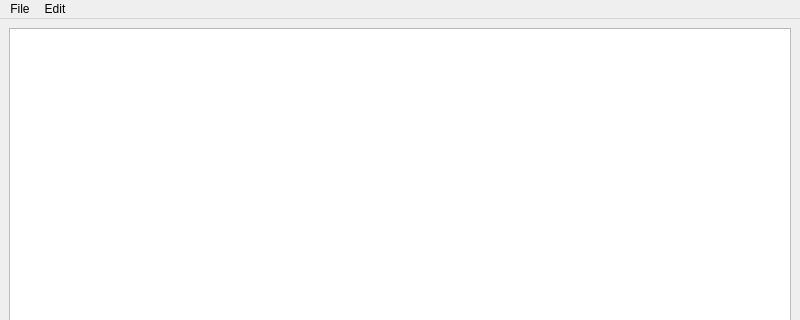
Above: notepad.ui from ataylor89/Notepad before the change; both pictures show x 0 to 800 and y 0 to 320 of the 800 by 600 pixel window. Below: the same form after it.
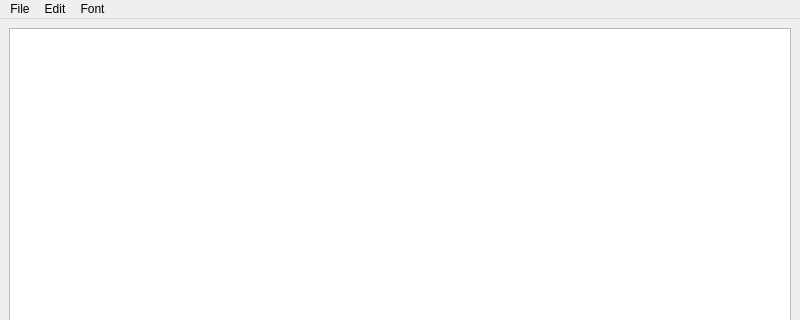
That is the form after the change.

Commit message: Adding fonts menu

Patch:
```diff
--- a/notepad.ui
+++ b/notepad.ui
@@ -26,7 +26,7 @@
      <x>0</x>
      <y>0</y>
      <width>800</width>
-     <height>22</height>
+     <height>24</height>
     </rect>
    </property>
    <widget class="QMenu" name="menuFile">
@@ -48,8 +48,15 @@
     <addaction name="actionUndo"/>
     <addaction name="actionRedo"/>
    </widget>
+   <widget class="QMenu" name="menuFont">
+    <property name="title">
+     <string>Font</string>
+    </property>
+    <addaction name="actionSelect_font"/>
+   </widget>
    <addaction name="menuFile"/>
    <addaction name="menuEdit"/>
+   <addaction name="menuFont"/>
   </widget>
   <widget class="QStatusBar" name="statusbar"/>
   <action name="actionNew">
```
Left out of the diff: 5 changed lines with no effect on the pictures. Lines whose indentation alone changed are shown as unchanged. The commit also changes 2 other files.
